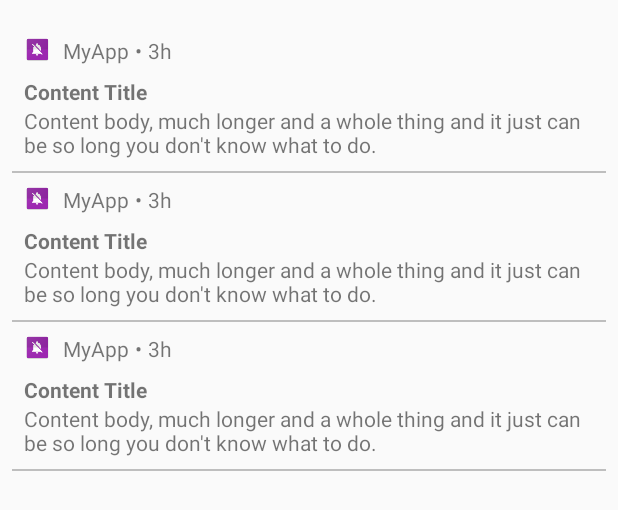
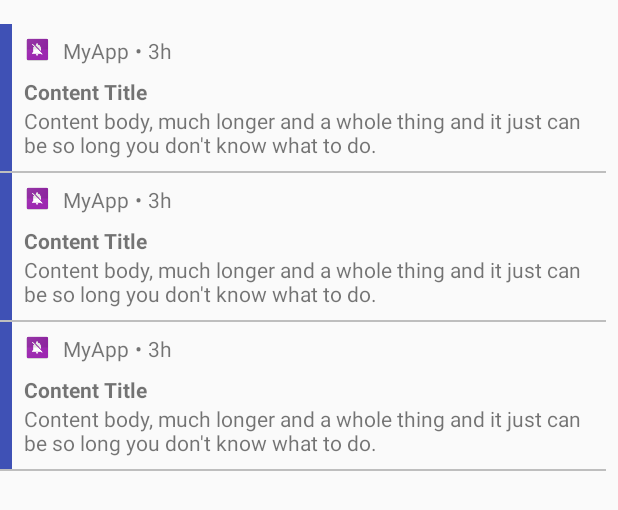
Before and after one commit to hatboysam/NotificationBox, an Android app: the layout activity_main.xml on its own in the app's theme, with its tools: preview values and no code run, on a phone screen of 412 x 824 dp. Shown: the top 510 px of the screen. Run offline under Robolectric (Android 15) with nearby library versions, the phone set to English and light mode, and no system bars.

Commit message:
Honestly I forget

```diff
--- a/app/build.gradle
+++ b/app/build.gradle
@@ -28,6 +28,8 @@ dependencies {
     compile 'com.android.support:cardview-v7:27.0.2'
     compile 'com.android.support:support-compat:27.0.2'
     compile 'com.android.support:design:27.0.2'
+    compile 'com.android.support:palette-v7:27.0.2'
+
 
     compile 'com.google.android.gms:play-services-tasks:11.8.0'
 
--- a/app/src/main/java/com/habosa/notificationbox/viewmodel/AppSelectionActivityViewModel.java
+++ b/app/src/main/java/com/habosa/notificationbox/viewmodel/AppSelectionActivityViewModel.java
@@ -11,7 +11,6 @@ import android.support.annotation.NonNull;
 
 import com.habosa.notificationbox.model.AppDisplayInfo;
 import com.habosa.notificationbox.util.BackgroundUtils;
-import com.habosa.notificationbox.util.PreferenceUtils;
 import com.habosa.notificationbox.util.Resource;
 
 import java.util.ArrayList;
@@ -51,7 +50,6 @@ public class AppSelectionActivityViewModel extends AndroidViewModel {
                     String packageName = info.packageName;
                     String title = mPackageManager.getApplicationLabel(info).toString();
                     Drawable icon = mPackageManager.getApplicationIcon(info);
-
                     displayInfos.add(new AppDisplayInfo(packageName, title, icon));
                 }
 
--- a/app/src/main/res/layout/item_notification.xml
+++ b/app/src/main/res/layout/item_notification.xml
@@ -5,8 +5,17 @@
     android:layout_width="match_parent"
     android:layout_height="wrap_content"
     android:background="?attr/selectableItemBackground"
-    android:paddingLeft="8dp"
     android:paddingRight="8dp">
+
+    <View
+        android:id="@+id/highlight_edge"
+        android:layout_width="8dp"
+        android:layout_height="0dp"
+        android:background="@color/colorPrimary"
+        app:layout_constraintStart_toStartOf="parent"
+        app:layout_constraintTop_toTopOf="parent"
+        app:layout_constraintBottom_toBottomOf="parent" />
+
 
     <ImageView
         android:id="@+id/notification_image_icon"
@@ -14,7 +23,7 @@
         android:layout_height="18dp"
         android:layout_marginStart="8dp"
         android:layout_marginTop="8dp"
-        app:layout_constraintStart_toStartOf="parent"
+        app:layout_constraintStart_toEndOf="@+id/highlight_edge"
         app:layout_constraintTop_toTopOf="parent"
         app:srcCompat="@mipmap/ic_launcher" />
 
@@ -60,7 +69,7 @@
         android:layout_width="match_parent"
         android:layout_height="wrap_content"
         android:layout_marginEnd="8dp"
-        android:layout_marginStart="8dp"
+        android:layout_marginStart="16dp"
         android:ellipsize="end"
         android:maxLines="2"
         app:layout_constraintEnd_toEndOf="parent"
```
Also changed, not shown: app/src/main/java/com/habosa/notificationbox/data/AppRepository.java (added, +10 -0 lines), app/src/main/java/com/habosa/notificationbox/util/PreferenceUtils.java (+38 -1 lines).
